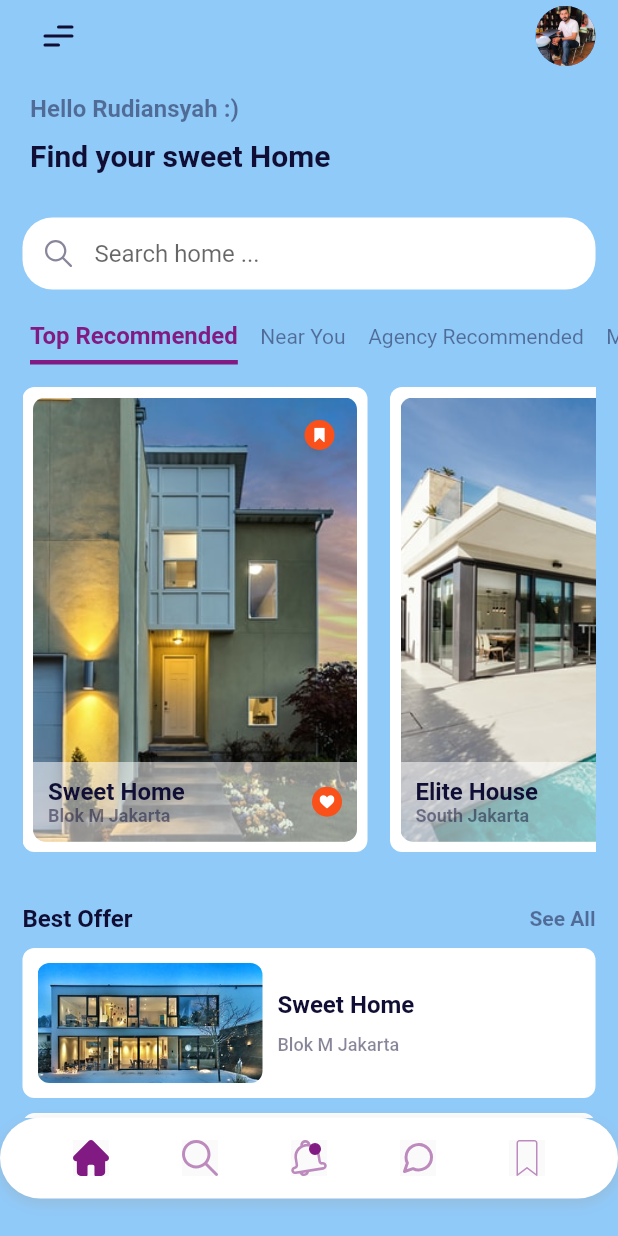
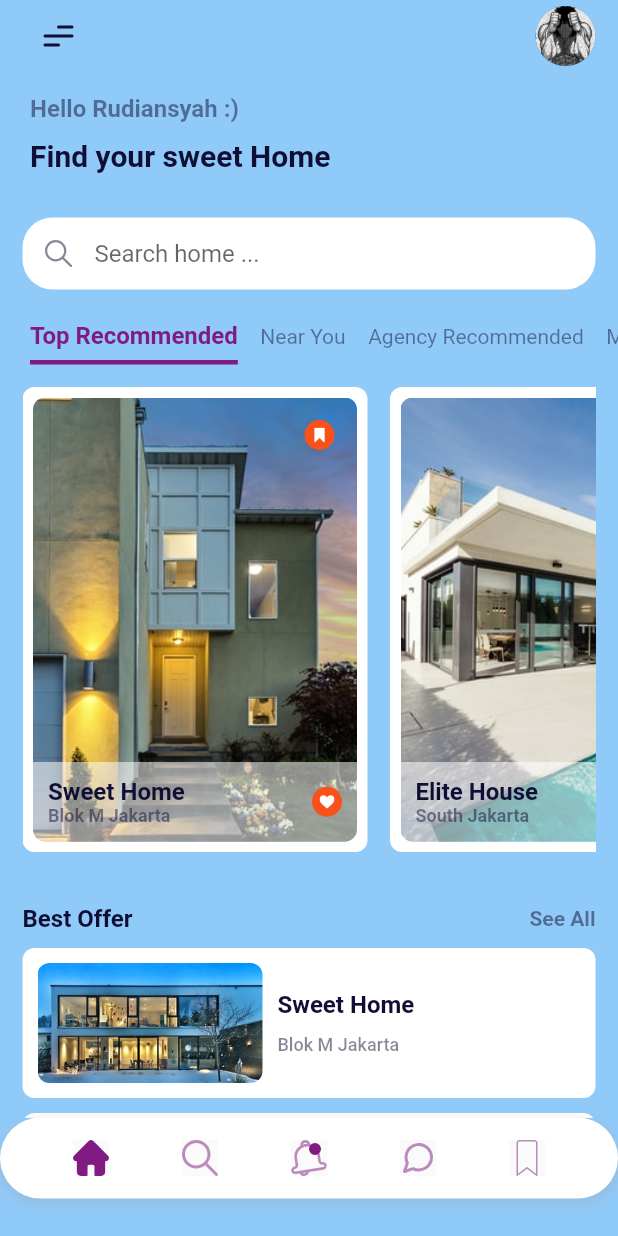
Before and after one commit to lypsisrudiansyah/rent_house_app_ui, a Flutter app: the screen it shows after launch, on a phone screen of 412 x 824 dp. Run offline on Flutter 3.47's test engine with Material 2 defaults, Android fonts, the phone set to English and light mode, and no system bars; our stand-ins replace flutter_svg.

Commit message:
delete 1 file, create 1 file and update 1 file

```diff
--- a/lib/screen/home/widget/custom_appbar.dart
+++ b/lib/screen/home/widget/custom_appbar.dart
@@ -15,7 +15,7 @@
               'assets/icons/menu.svg',
             ),
           ),
-          const CircleAvatar(backgroundImage: AssetImage('assets/images/avatar.jpeg'))
+          const CircleAvatar(backgroundImage: AssetImage('assets/images/profile.png'))
         ],
       ),
     );
```
Also changed, not shown: assets/images/avatar.jpeg (deleted), assets/images/profile.png (added).
